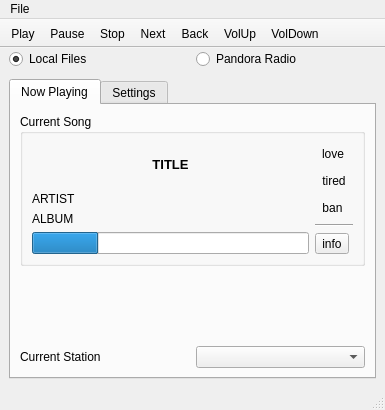
Above: src-qt5/desktop-utils/lumina-mediaplayer/mainUI.ui from lumina-desktop/lumina before the change. Below: the same form after it.
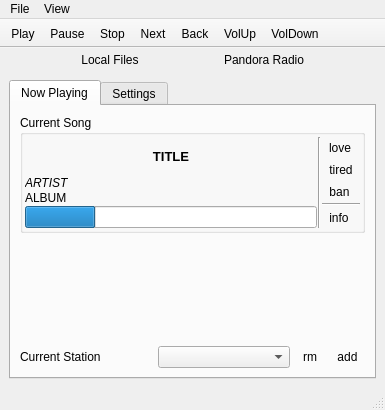
That is the form after the change. Icons and pictures are not drawn.

Commit message: Another large batch of work on lumina-mediaplayer. The Pandora streaming capabilities are almost completely done (just missing the interactive search for creating new stations) and very functional right now. Also get the system tray icon functional for the app too.

The edit to the form file:
```diff
--- a/src-qt5/desktop-utils/lumina-mediaplayer/mainUI.ui
+++ b/src-qt5/desktop-utils/lumina-mediaplayer/mainUI.ui
@@ -40,20 +40,39 @@
         <number>1</number>
        </property>
        <item>
-        <widget class="QRadioButton" name="radio_local">
+        <widget class="QToolButton" name="radio_local">
          <property name="text">
           <string>Local Files</string>
          </property>
+         <property name="checkable">
+          <bool>true</bool>
+         </property>
          <property name="checked">
+          <bool>false</bool>
+         </property>
+         <property name="autoRaise">
           <bool>true</bool>
          </property>
         </widget>
        </item>
        <item>
-        <widget class="QRadioButton" name="radio_pandora">
+        <widget class="QToolButton" name="radio_pandora">
          <property name="text">
           <string>Pandora Radio</string>
          </property>
+         <property name="icon">
+          <iconset resource="extra/resources.qrc">
+           <normaloff>:/pandora</normaloff>:/pandora</iconset>
+         </property>
+         <property name="checkable">
+          <bool>true</bool>
+         </property>
+         <property name="toolButtonStyle">
+          <enum>Qt::ToolButtonTextBesideIcon</enum>
+         </property>
+         <property name="autoRaise">
+          <bool>true</bool>
+         </property>
         </widget>
        </item>
       </layout>
@@ -83,6 +102,21 @@
                <string>Current Song</string>
               </property>
               <layout class="QHBoxLayout" name="horizontalLayout_3">
+               <property name="spacing">
+                <number>1</number>
+               </property>
+               <property name="leftMargin">
+                <number>2</number>
+               </property>
+               <property name="topMargin">
+                <number>2</number>
+               </property>
+               <property name="rightMargin">
+                <number>2</number>
+               </property>
+               <property name="bottomMargin">
+                <number>2</number>
+               </property>
                <item>
                 <layout class="QVBoxLayout" name="verticalLayout_4">
                  <item>
@@ -106,6 +140,9 @@
                    <property name="alignment">
                     <set>Qt::AlignCenter</set>
                    </property>
+                   <property name="wordWrap">
+                    <bool>true</bool>
+                   </property>
                    <property name="openExternalLinks">
                     <bool>false</bool>
                    </property>
@@ -113,9 +150,17 @@
                  </item>
                  <item>
                   <widget class="QLabel" name="label_pandora_artist">
+                   <property name="font">
+                    <font>
+                     <italic>true</italic>
+                    </font>
+                   </property>
                    <property name="text">
                     <string>ARTIST</string>
                    </property>
+                   <property name="wordWrap">
+                    <bool>true</bool>
+                   </property>
                   </widget>
                  </item>
                  <item>
@@ -123,6 +168,9 @@
                    <property name="text">
                     <string>ALBUM</string>
                    </property>
+                   <property name="wordWrap">
+                    <bool>true</bool>
+                   </property>
                   </widget>
                  </item>
                  <item>
@@ -137,6 +185,13 @@
                  </item>
                 </layout>
                </item>
+               <item>
+                <widget class="Line" name="line_2">
+                 <property name="orientation">
+                  <enum>Qt::Vertical</enum>
+                 </property>
+                </widget>
+               </item>
                <item>
                 <layout class="QVBoxLayout" name="verticalLayout_3">
                  <item>
@@ -184,6 +239,9 @@
                    <property name="text">
                     <string notr="true">info</string>
                    </property>
+                   <property name="autoRaise">
+                    <bool>true</bool>
+                   </property>
                   </widget>
                  </item>
                 </layout>
@@ -216,6 +274,35 @@
               <item>
                <widget class="QComboBox" name="combo_pandora_station"/>
               </item>
+              <item>
+               <widget class="QToolButton" name="tool_pandora_stationrm">
+                <property name="statusTip">
+                 <string>Delete current station</string>
+                </property>
+                <property name="text">
+                 <string>rm</string>
+                </property>
+                <property name="autoRaise">
+                 <bool>true</bool>
+                </property>
+               </widget>
+              </item>
+              <item>
+               <widget class="QToolButton" name="tool_pandora_stationadd">
+                <property name="statusTip">
+                 <string>Create new station</string>
+                </property>
+                <property name="text">
+                 <string>add</string>
+                </property>
+                <property name="popupMode">
+                 <enum>QToolButton::InstantPopup</enum>
+                </property>
+                <property name="autoRaise">
+                 <bool>true</bool>
+                </property>
+               </widget>
+              </item>
              </layout>
             </item>
            </layout>
@@ -369,7 +456,15 @@
     <addaction name="separator"/>
     <addaction name="actionClose"/>
    </widget>
+   <widget class="QMenu" name="menuView">
+    <property name="title">
+     <string>View</string>
+    </property>
+    <addaction name="action_closeToTray"/>
+    <addaction name="action_showNotifications"/>
+   </widget>
    <addaction name="menuFile"/>
+   <addaction name="menuView"/>
   </widget>
   <widget class="QStatusBar" name="statusbar"/>
   <widget class="QToolBar" name="toolBar">
```
Left out of the diff: 73 changed lines with no effect on the pictures. The commit also changes 7 other files.
